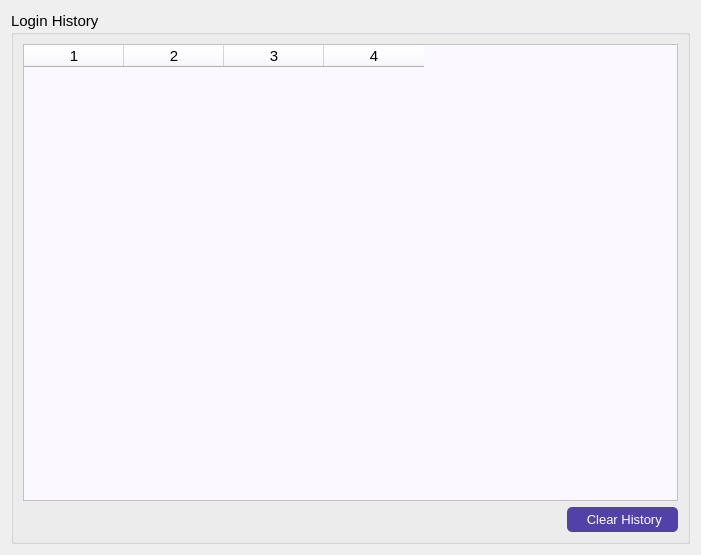
First picture: the form in ui/history.ui, repository ansarul543/pos-inventory, before the edit.
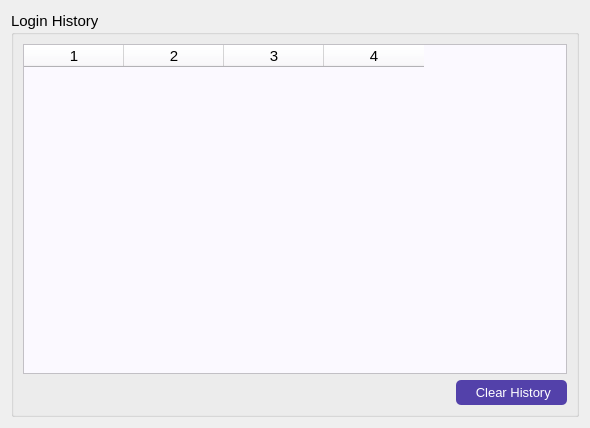
Second picture: the form after the edit.

Diff of the .ui file:
```diff
--- a/ui/history.ui
+++ b/ui/history.ui
@@ -9,8 +9,8 @@
    <rect>
     <x>0</x>
     <y>0</y>
-    <width>701</width>
-    <height>555</height>
+    <width>590</width>
+    <height>428</height>
    </rect>
   </property>
   <property name="windowTitle">
```
